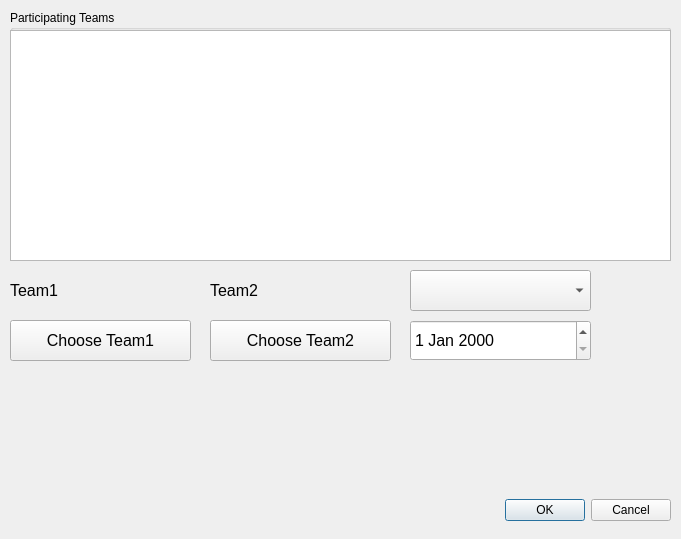
This is DataBaseCybersport/MatchEditDialog.ui in Inlucker/DataBaseCybersport as Qt 5 draws it before an edit. The edited form follows.
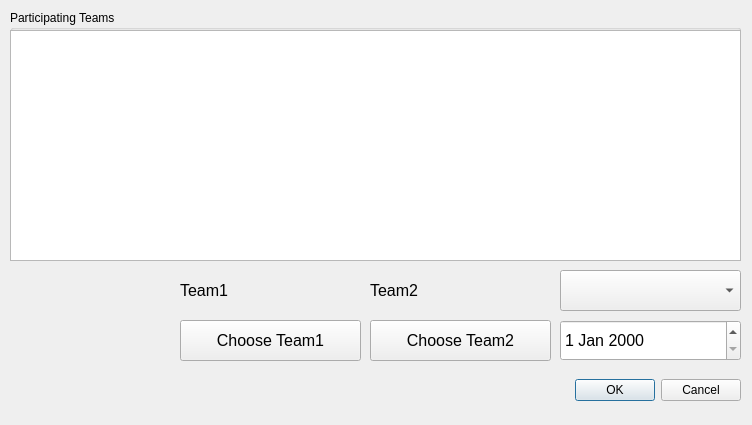
This is the edited form.

```diff
--- a/DataBaseCybersport/MatchEditDialog.ui
+++ b/DataBaseCybersport/MatchEditDialog.ui
@@ -6,8 +6,8 @@
    <rect>
     <x>0</x>
     <y>0</y>
-    <width>681</width>
-    <height>539</height>
+    <width>752</width>
+    <height>425</height>
    </rect>
   </property>
   <property name="windowTitle">
@@ -16,9 +16,9 @@
   <widget class="QDialogButtonBox" name="buttonBox">
    <property name="geometry">
     <rect>
-     <x>330</x>
-     <y>490</y>
-     <width>341</width>
+     <x>350</x>
+     <y>370</y>
+     <width>391</width>
      <height>41</height>
     </rect>
    </property>
@@ -32,7 +32,7 @@
   <widget class="QDateEdit" name="dateEdit">
    <property name="geometry">
     <rect>
-     <x>410</x>
+     <x>560</x>
      <y>320</y>
      <width>181</width>
      <height>41</height>
@@ -49,7 +49,7 @@
     <rect>
      <x>10</x>
      <y>10</y>
-     <width>661</width>
+     <width>731</width>
      <height>251</height>
     </rect>
    </property>
@@ -61,7 +61,7 @@
      <rect>
       <x>0</x>
       <y>20</y>
-      <width>661</width>
+      <width>731</width>
       <height>231</height>
      </rect>
     </property>
@@ -70,7 +70,7 @@
   <widget class="QLabel" name="team1_label">
    <property name="geometry">
     <rect>
-     <x>10</x>
+     <x>180</x>
      <y>270</y>
      <width>181</width>
      <height>41</height>
@@ -88,7 +88,7 @@
   <widget class="QPushButton" name="choose_team1_btn">
    <property name="geometry">
     <rect>
-     <x>10</x>
+     <x>180</x>
      <y>320</y>
      <width>181</width>
      <height>41</height>
@@ -106,7 +106,7 @@
   <widget class="QPushButton" name="choose_team2_btn">
    <property name="geometry">
     <rect>
-     <x>210</x>
+     <x>370</x>
      <y>320</y>
      <width>181</width>
      <height>41</height>
@@ -124,7 +124,7 @@
   <widget class="QLabel" name="team2_label">
    <property name="geometry">
     <rect>
-     <x>210</x>
+     <x>370</x>
      <y>270</y>
      <width>181</width>
      <height>41</height>
@@ -142,7 +142,7 @@
   <widget class="QComboBox" name="winner_comboBox">
    <property name="geometry">
     <rect>
-     <x>410</x>
+     <x>560</x>
      <y>270</y>
      <width>181</width>
      <height>41</height>
```
